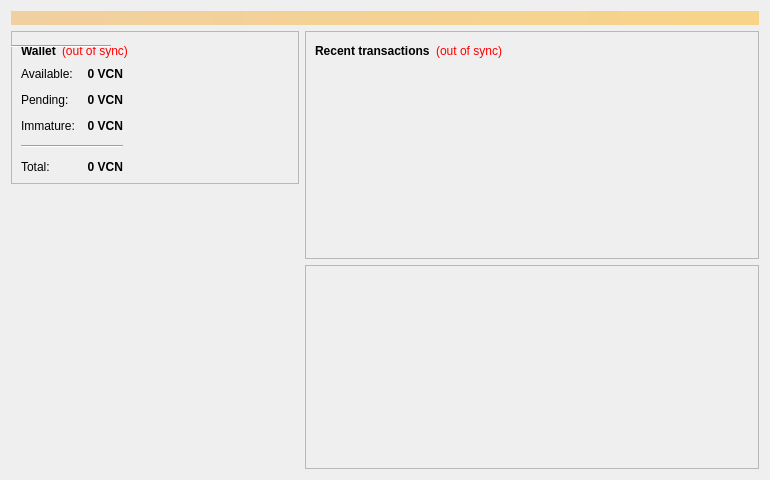
Above: src/qt/forms/overviewpage.ui from gjhiggins/vcoin09 before the change. Below: the same form after it.
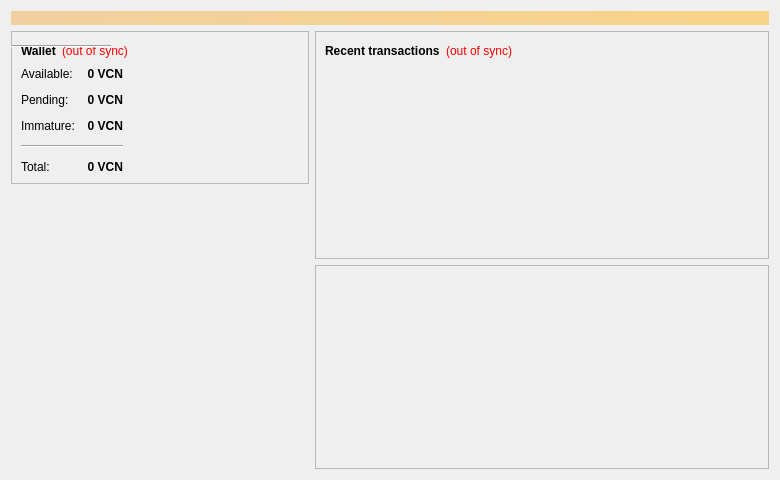
That is the form after the change. Icons and pictures are not drawn. Custom widgets are drawn as their Qt base class.

The edit to the form file:
```diff
--- a/src/qt/forms/overviewpage.ui
+++ b/src/qt/forms/overviewpage.ui
@@ -6,13 +6,13 @@
    <rect>
     <x>0</x>
     <y>0</y>
-    <width>770</width>
+    <width>780</width>
     <height>480</height>
    </rect>
   </property>
   <property name="minimumSize">
    <size>
-    <width>770</width>
+    <width>780</width>
     <height>480</height>
    </size>
   </property>
```
